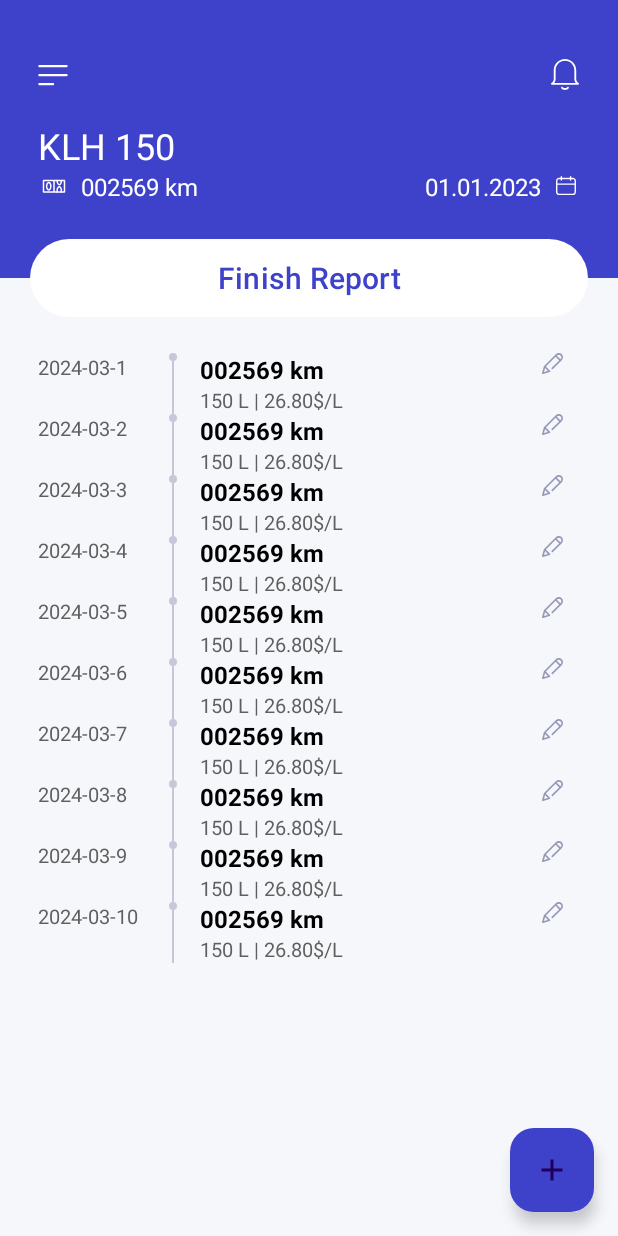
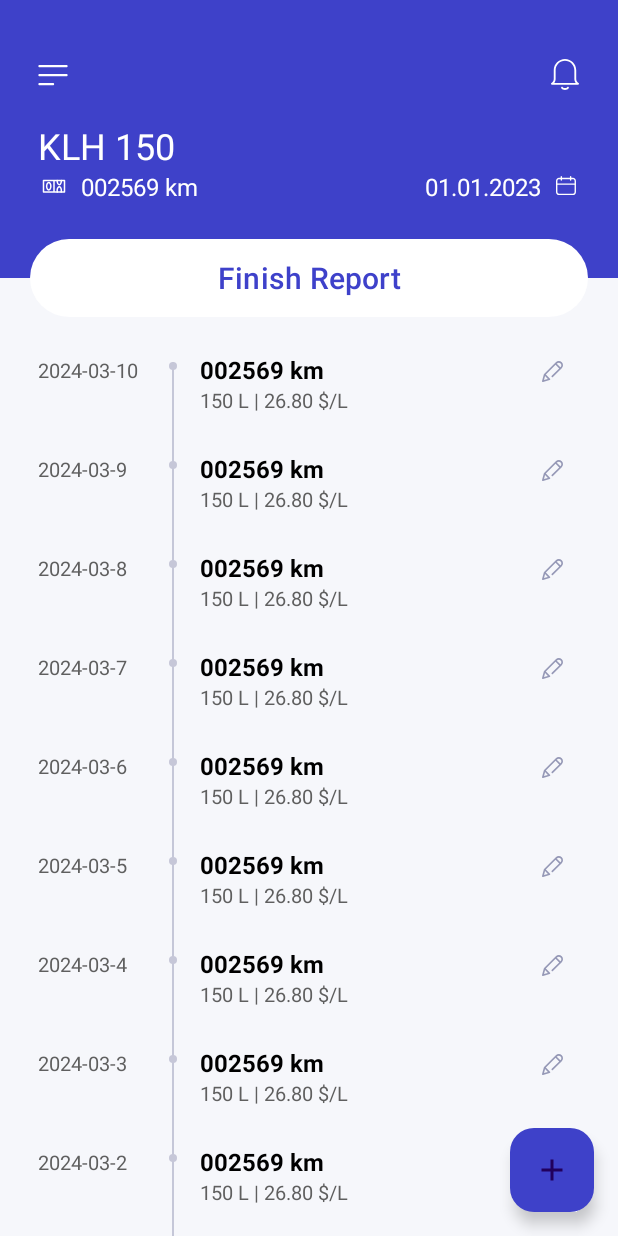
Before and after one commit to iiasceriwebmaster/Domenator, an Android app: the ReportActivity screen opened directly, with no data from a screen before it, on a phone screen of 412 x 824 dp. Run offline under Robolectric (Android 15) with nearby library versions, the phone set to English and light mode, and no system bars; our stand-ins replace data binding.

Commit message:
Vuala! stroke is finally done

```diff
--- a/app/src/main/java/md/webmasterstudio/domenator/ui/activities/ReportActivity.kt
+++ b/app/src/main/java/md/webmasterstudio/domenator/ui/activities/ReportActivity.kt
@@ -28,9 +28,9 @@ class ReportActivity : AppCompatActivity() {
         }
         // Create dummy list of notifications
         val reports = mutableListOf<ReportItem>()
-        for (i in 1..10) {
+        for (i in 10 downTo 1) {
             val date = "2024-03-$i" // Example date
-            val report = ReportItem(date, "002569 km", "150 L | 26.80$/L")
+            val report = ReportItem(date, "002569 km", "150 L | 26.80 $/L")
             reports.add(report)
         }
 
--- a/app/src/main/java/md/webmasterstudio/domenator/ui/adapters/ReportAdapter.kt
+++ b/app/src/main/java/md/webmasterstudio/domenator/ui/adapters/ReportAdapter.kt
@@ -1,14 +1,14 @@
 package md.webmasterstudio.domenator.ui.adapters
 
-import android.net.Uri
+import android.graphics.Color
 import android.view.LayoutInflater
 import android.view.View
 import android.view.ViewGroup
-import android.widget.ImageView
 import android.widget.TextView
+import androidx.core.content.ContextCompat
 import androidx.recyclerview.widget.RecyclerView
-import com.bumptech.glide.Glide
 import md.webmasterstudio.domenator.R
+
 
 class ReportItem(val date: String, val km: String, val quantityAndPricePerUnit: String)
 
@@ -25,6 +25,13 @@ class ReportAdapter(private var reportItems: List<ReportItem>) :
         holder.reportDate.text = reportItem.date
         holder.reportDistance.text = reportItem.km
         holder.reportConsumption.text = reportItem.quantityAndPricePerUnit
+
+        if (position == reportItems.lastIndex) {
+            holder.stroke.visibility = View.INVISIBLE
+            holder.grayHelperStroke.visibility = View.VISIBLE
+        } else if (position == 0) {
+            holder.whiteHelperStroke.visibility = View.VISIBLE
+        }
     }
 
     override fun getItemCount() = reportItems.size
@@ -38,6 +45,9 @@ class ReportAdapter(private var reportItems: List<ReportItem>) :
         val reportDate: TextView = itemView.findViewById(R.id.reportDate)
         val reportDistance: TextView = itemView.findViewById(R.id.reportDistance)
         val reportConsumption: TextView = itemView.findViewById(R.id.reportConsumption)
+        val stroke: View = itemView.findViewById(R.id.stroke)
+        val whiteHelperStroke: View = itemView.findViewById(R.id.whiteHelperStroke)
+        val grayHelperStroke: View = itemView.findViewById(R.id.grayHelperStroke)
     }
 
 }
--- a/app/src/main/res/layout/report_item.xml
+++ b/app/src/main/res/layout/report_item.xml
@@ -9,11 +9,13 @@
     </data>
 
     <LinearLayout
+        android:gravity="top"
         android:layout_width="match_parent"
         android:layout_height="wrap_content"
         android:orientation="horizontal">
 
         <TextView
+            android:layout_marginTop="2dp"
             android:id="@+id/reportDate"
             android:layout_width="0dp"
             android:layout_height="wrap_content"
@@ -21,29 +23,49 @@
             android:textColor="@color/app_text_gray"
             android:textSize="13sp" />
 
-        <LinearLayout
+        <RelativeLayout
             android:orientation="vertical"
             android:gravity="center"
             android:layout_weight="1"
             android:layout_width="0dp"
             android:layout_height="match_parent">
 
-            <!-- Dot -->
             <View
-                android:layout_width="5dp"
-                android:layout_height="5dp"
-                android:background="@drawable/listdot"/>
-
-            <!-- Stroke -->
-            <View
+                android:layout_centerInParent="true"
                 android:id="@+id/stroke"
                 android:layout_width="1dp"
                 android:layout_height="match_parent"
                 android:background="@color/report_stroke"/>
 
-        </LinearLayout>
+            <View
+                android:visibility="invisible"
+                android:id="@+id/whiteHelperStroke"
+                android:layout_alignParentTop="true"
+                android:layout_centerInParent="true"
+                android:layout_width="1dp"
+                android:layout_height="6dp"
+                android:background="@color/primary_white"/>
+
+            <View
+                android:visibility="invisible"
+                android:id="@+id/grayHelperStroke"
+                android:layout_alignParentTop="true"
+                android:layout_centerInParent="true"
+                android:layout_width="1dp"
+                android:layout_height="6dp"
+                android:background="@color/report_stroke"/>
+
+            <View
+                android:layout_centerHorizontal="true"
+                android:layout_marginTop="6dp"
+                android:layout_width="5dp"
+                android:layout_height="5dp"
+                android:background="@drawable/ic_dot"/>
+
+        </RelativeLayout>
 
         <LinearLayout
+            android:layout_marginBottom="25dp"
             android:layout_width="0dp"
             android:layout_height="wrap_content"
             android:layout_weight="6"
@@ -67,6 +89,7 @@
         </LinearLayout>
 
         <ImageButton
+            android:layout_marginTop="5dp"
             android:background="@color/transparent"
             android:src="@drawable/ic_crayon"
             android:layout_width="0dp"
```
Also changed, not shown: app/src/main/res/drawable/ic_dot.xml (renamed from app/src/main/res/drawable/listdot.xml).
